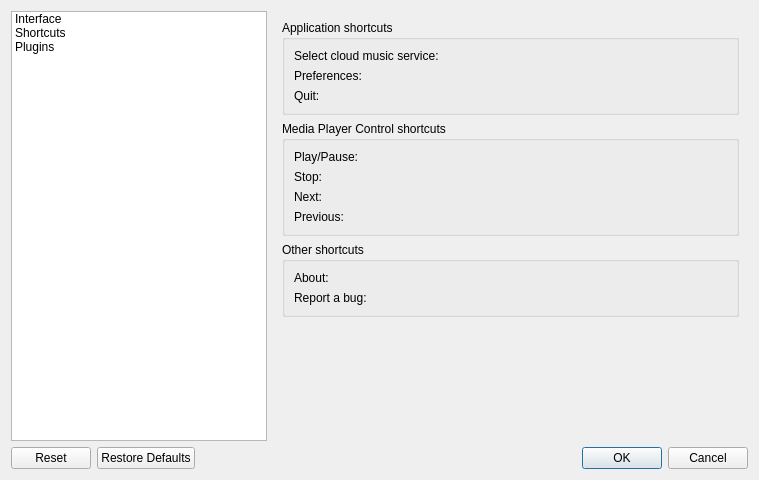
The window that app/dlg_preferences.ui (ColinDuquesnoy/MellowPlayer) describes before a commit, drawn with Qt 5.
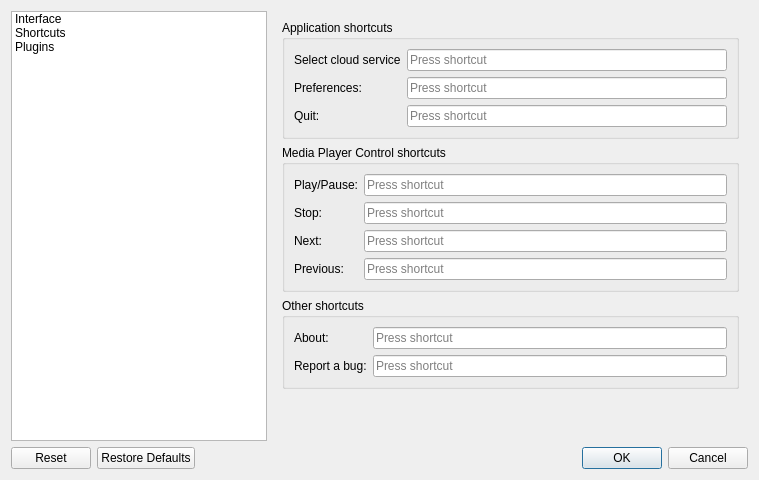
The same window after the commit. The open tabs and pages were chosen to show the change. Icons and pictures are not drawn.

Commit message: Add keysequence widgets to the shortcuts preferences page

The edit to the form file:
```diff
--- a/app/dlg_preferences.ui
+++ b/app/dlg_preferences.ui
@@ -160,7 +160,7 @@
             <item row="0" column="0">
              <widget class="QLabel" name="label_7">
               <property name="text">
-               <string>Select cloud music service:</string>
+               <string>Select cloud service</string>
               </property>
              </widget>
             </item>
@@ -178,6 +178,15 @@
               </property>
              </widget>
             </item>
+            <item row="0" column="1">
+             <widget class="QKeySequenceEdit" name="keySequenceEdit"/>
+            </item>
+            <item row="1" column="1">
+             <widget class="QKeySequenceEdit" name="keySequenceEdit_2"/>
+            </item>
+            <item row="2" column="1">
+             <widget class="QKeySequenceEdit" name="keySequenceEdit_3"/>
+            </item>
            </layout>
           </widget>
          </item>
@@ -187,6 +196,9 @@
             <string>Media Player Control shortcuts</string>
            </property>
            <layout class="QFormLayout" name="formLayout_4">
+            <property name="fieldGrowthPolicy">
+             <enum>QFormLayout::ExpandingFieldsGrow</enum>
+            </property>
             <item row="0" column="0">
              <widget class="QLabel" name="label_10">
               <property name="text">
@@ -215,6 +227,18 @@
               </property>
              </widget>
             </item>
+            <item row="0" column="1">
+             <widget class="QKeySequenceEdit" name="keySequenceEdit_4"/>
+            </item>
+            <item row="1" column="1">
+             <widget class="QKeySequenceEdit" name="keySequenceEdit_5"/>
+            </item>
+            <item row="2" column="1">
+             <widget class="QKeySequenceEdit" name="keySequenceEdit_6"/>
+            </item>
+            <item row="3" column="1">
+             <widget class="QKeySequenceEdit" name="keySequenceEdit_7"/>
+            </item>
            </layout>
            <zorder>groupBox</zorder>
            <zorder>label_10</zorder>
@@ -229,6 +253,9 @@
             <string>Other shortcuts</string>
            </property>
            <layout class="QFormLayout" name="formLayout_5">
+            <property name="fieldGrowthPolicy">
+             <enum>QFormLayout::ExpandingFieldsGrow</enum>
+            </property>
             <item row="0" column="0">
              <widget class="QLabel" name="label_14">
               <property name="text">
@@ -243,6 +270,12 @@
               </property>
              </widget>
             </item>
+            <item row="0" column="1">
+             <widget class="QKeySequenceEdit" name="keySequenceEdit_8"/>
+            </item>
+            <item row="1" column="1">
+             <widget class="QKeySequenceEdit" name="keySequenceEdit_9"/>
+            </item>
            </layout>
           </widget>
          </item>
```
Left out of the diff: 29 changed lines with no effect on the pictures.
